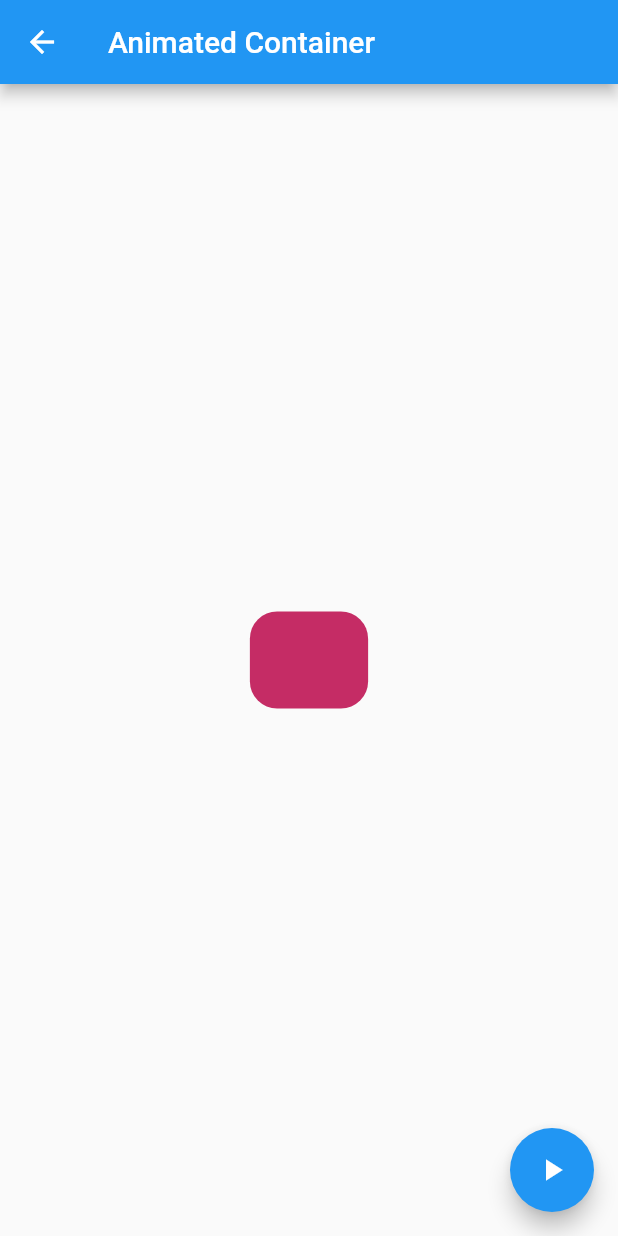
After one commit to DanielGoycochea/components_flutter, a Flutter app: the AnimatedContainerPage screen opened by its route, after a tap on the "play arrow" icon, on a phone screen of 412 x 824 dp. The commit adds this screen. Run offline on Flutter 3.47's test engine with Material 2 defaults, Android fonts, the phone set to English and light mode, and no system bars.

Commit message:
Container animated

```diff
--- a/data/menu_opts.json
+++ b/data/menu_opts.json
@@ -15,6 +15,11 @@
             "ruta" : "card",
             "icon" : "folder_open",
             "texto": "Cards - Tarjetas"
+        },
+        {
+            "ruta" : "animatedContainer",
+            "icon" : "donut_large",
+            "texto": "Animated Container"
         }
     ]
 }
--- /dev/null
+++ b/lib/src/pages/animated_container_page.dart
@@ -0,0 +1,50 @@
+import 'dart:math';
+
+import 'package:flutter/material.dart';
+
+class AnimatedContainerPage extends StatefulWidget {
+  @override
+  _AnimatedContainerPageState createState() => _AnimatedContainerPageState();
+}
+
+class _AnimatedContainerPageState extends State<AnimatedContainerPage> {
+  double _width = 50;
+  double _height = 50;
+  Color _color = Colors.pink;
+
+  BorderRadiusGeometry _borderRadius = BorderRadius.circular(10);
+
+  @override
+  Widget build(BuildContext context) {
+    return Scaffold(
+      appBar: AppBar(
+        title: Text("Animated Container"),
+      ),
+      body: Center(
+        child: AnimatedContainer(
+          duration: Duration(seconds: 5),
+          curve: Curves.fastOutSlowIn,
+          width: _width,
+          height: _height,
+          decoration: BoxDecoration(borderRadius: _borderRadius, color: _color),
+        ),
+      ),
+      floatingActionButton: FloatingActionButton(
+        child: Icon(Icons.play_arrow),
+        onPressed: () => _changeContainer(),
+      ),
+    );
+  }
+
+  void _changeContainer() {
+    final random = Random();
+
+    setState(() {
+      _width = random.nextInt(300).toDouble();
+      _height = random.nextInt(300).toDouble();
+      _color = Color.fromRGBO(
+          random.nextInt(255), random.nextInt(255), random.nextInt(255), 1);
+      _borderRadius = BorderRadius.circular(random.nextInt(100).toDouble());
+    });
+  }
+}
--- a/lib/src/pages/avatar_page.dart
+++ b/lib/src/pages/avatar_page.dart
@@ -27,7 +27,7 @@ class AvatarPage extends StatelessWidget {
       body: Center(
         child: FadeInImage(
           image: NetworkImage(
-              "https://www.nationalgeographic.com.es/medio/2021/03/09/perro_4da5a8be_800x1200.jpg"),
+              "https://www.nationalgeographic.com.es/medio/2019/09/09/bull-dog-ingles_043b09e1_800x800.jpg"),
           placeholder: AssetImage("assets/jar-loading.gif"),
           fadeInDuration: Duration(seconds: 2),
         ),
--- a/lib/src/routes/routes.dart
+++ b/lib/src/routes/routes.dart
@@ -1,4 +1,5 @@
 import 'package:components_1/src/pages/alert_page.dart';
+import 'package:components_1/src/pages/animated_container_page.dart';
 import 'package:components_1/src/pages/avatar_page.dart';
 import 'package:components_1/src/pages/card_page.dart';
 import 'package:components_1/src/pages/home_page.dart';
@@ -10,5 +11,6 @@ Map<String, WidgetBuilder> getAplicationRoutes() {
     "avatar": (BuildContext context) => AvatarPage(),
     "alert": (BuildContext context) => AlertPage(),
     "card": (BuildContext context) => CardPage(),
+    "animatedContainer": (BuildContext context) => AnimatedContainerPage(),
   };
 }
--- a/lib/src/utils/icon_string_util.dart
+++ b/lib/src/utils/icon_string_util.dart
@@ -4,6 +4,7 @@ final _icons = <String, IconData>{
   "add_alert": Icons.add_alert,
   "accessibility": Icons.accessibility,
   "folder_open": Icons.folder_open,
+  "donut_large": Icons.donut_large
 };
 
 Icon getIcon(String nameIcon) {
```
